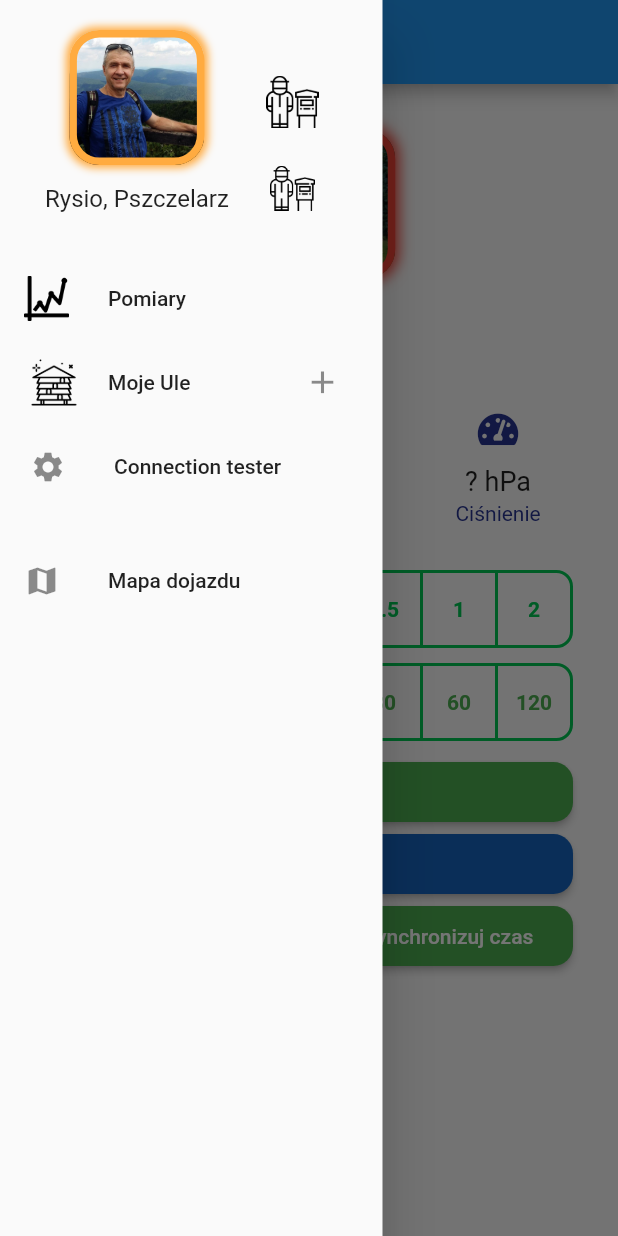
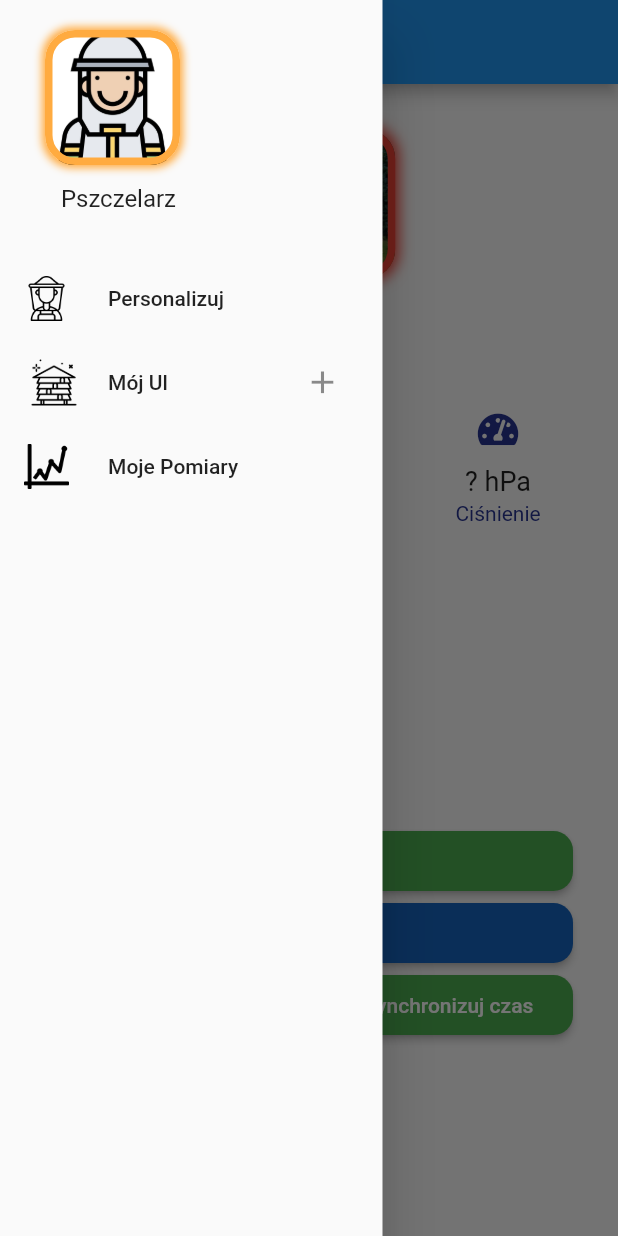
Before and after one commit to johnynov/forbee_flutter, a Flutter app: the screen it shows after launch, with the side drawer open, on a phone screen of 412 x 824 dp. Run offline on Flutter 3.47's test engine with Material 2 defaults, Android fonts, the phone set to English and light mode, and no system bars; our stand-ins replace charts_flutter, connectivity, font_awesome_flutter, google_maps_flutter, moor, moor_flutter and 1 more; accounts and stored records are empty; generated files the repository leaves out were written again; statements that could not run were skipped.

Commit message:
Thesis app version

```diff
--- a/lib/chart.dart
+++ b/lib/chart.dart
@@ -85,7 +85,7 @@ Future<String> syncTime() async {
 
   http.Response response = await http.post(u);
   if (response.statusCode == 200) {
-    return "Ok zajebiście";
+    return "Czas zsynchronizowany";
   } else {
     throw Exception('Failed to make get request');
     return "null";
@@ -171,7 +171,7 @@ class _ChartScreenState extends State<ChartScreen> {
                   style: TextStyle(color: Colors.black, fontSize: 15)),
             ),
             Container(
-                margin: EdgeInsets.only(top: 20),
+                margin: EdgeInsets.only(top: 20, bottom: 200),
                 child: Row(
                     mainAxisAlignment: MainAxisAlignment.spaceEvenly,
                     children: [
@@ -211,109 +211,6 @@ class _ChartScreenState extends State<ChartScreen> {
                       //   ],
                       // ),
                     ])),
-            Container(
-                margin: EdgeInsets.only(top: 30, right: 30, left: 30),
-                child: Row(
-                    mainAxisAlignment: MainAxisAlignment.spaceBetween,
-                    children: [
-                      Column(children: [
-                        Icon(Icons.timer, color: Colors.yellow[700], size: 30),
-                        Text('czuwanie',
-                            style: TextStyle(fontSize: 14, height: 1)),
-                      ]),
-                      Column(
-                        children: [
-                          ToggleButtons(
-                              children: [
-                                Text('0.5',
-                                    style: TextStyle(
-                                        fontSize: 14,
-                                        fontWeight: FontWeight.bold)),
-                                Text('1',
-                                    style: TextStyle(
-                                        fontSize: 14,
-                                        fontWeight: FontWeight.bold)),
-                                Text('2',
-                                    style: TextStyle(
-                                        fontSize: 14,
-                                        fontWeight: FontWeight.bold))
-                              ],
-                              color: Colors.greenAccent[700],
-                              isSelected: _selections1,
-                              borderRadius: BorderRadius.circular(10),
-                              borderWidth: 2,
-                              borderColor: Colors.greenAccent[700],
-                              selectedBorderColor: Colors.greenAccent[700],
-                              fillColor: Colors.greenAccent[700],
-                              selectedColor: Colors.white,
-                              onPressed: (int index) {
-                                setState(() {
-                                  for (int indexBtn = 0;
-                                      indexBtn < _selections1.length;
-                                      indexBtn++) {
-                                    if (indexBtn == index) {
-                                      _selections1[indexBtn] = true;
-                                    } else {
-                                      _selections1[indexBtn] = false;
-                                    }
-                                  }
-                                });
-                              })
-                        ],
-                      ),
-                    ])),
-            Container(
-              margin: EdgeInsets.only(top: 10, right: 30, left: 30, bottom: 10),
-              child: Row(
-                  mainAxisAlignment: MainAxisAlignment.spaceBetween,
-                  children: [
-                    Column(children: [
-                      FaIcon(FontAwesomeIcons.moon,
-                          color: Colors.yellow[700], size: 27),
-                      Text('uśpienie',
-                          style: TextStyle(fontSize: 14, height: 1)),
-                    ]),
-                    Column(children: [
-                      ToggleButtons(
-                          children: [
-                            Text('15',
-                                style: TextStyle(
-                                    fontSize: 14, fontWeight: FontWeight.bold)),
-                            Text('30',
-                                style: TextStyle(
-                                    fontSize: 14, fontWeight: FontWeight.bold)),
-                            Text('60',
-                                style: TextStyle(
-                                    fontSize: 14, fontWeight: FontWeight.bold)),
-                            Text('120',
-                                style: TextStyle(
-                                    fontSize: 14, fontWeight: FontWeight.bold))
-                          ],
-                          color: Colors.green,
-                          isSelected: _selections2,
-                          borderRadius: BorderRadius.circular(10),
-                          borderWidth: 2,
-                          borderColor: Colors.greenAccent[700],
-                          selectedBorderColor: Colors.greenAccent[700],
-                          fillColor: Colors.greenAccent[700],
-                          selectedColor: Colors.white,
-                          onPressed: (int index) {
-                            setState(() {
-                              for (int indexBtn = 0;
-                                  indexBtn < _selections2.length;
-                                  indexBtn++) {
-                                if (indexBtn == index) {
-                                  _selections2[indexBtn] = true;
-                                } else {
-                                  _selections2[indexBtn] = false;
-                                }
-                              }
-                            });
-                          })
-                    ]),
-                  ]),
-            ),
-
             Builder(
               builder: (context) {
                 return  ButtonTheme(
@@ -333,7 +230,7 @@ class _ChartScreenState extends State<ChartScreen> {
                           content: Row(children: [
                             Icon(Icons.access_time),
                             SizedBox(width: 20),
-                            Expanded(child: Text(((new DateTime.now()).millisecondsSinceEpoch / 1000).round().toString())),
+                            Expanded(child: Text('Pobrano pomiar')),
                             ]));
                         Scaffold.of(context).showSnackBar(snackBar);
                       },
--- a/lib/main.dart
+++ b/lib/main.dart
@@ -1,6 +1,6 @@
 import 'package:flutter/material.dart';
 import 'package:forbee/data/moor_database.dart';
-import 'package:forbee/test.dart';
+// import 'package:forbee/test.dart';
 import 'package:google_maps_flutter/google_maps_flutter.dart';
 import 'package:provider/provider.dart';
 import './chart.dart';
@@ -20,7 +20,7 @@ class MyApp extends StatelessWidget {
         routes: {
           '/home': (_) => MyHomePage(),
           '/charts': (_) => ChartScreen(),
-          '/mytest': (_) => myTest(),
+          // '/mytest': (_) => myTest(),
         },
       ),
       create: (BuildContext context) {},
--- a/lib/main_drawer.dart
+++ b/lib/main_drawer.dart
@@ -2,14 +2,16 @@ import 'dart:math';
 
 import 'package:charts_flutter/flutter.dart';
 import 'package:flutter/material.dart';
+import 'package:forbee/apiarist.dart';
 import 'package:forbee/main.dart';
-import 'package:forbee/test.dart';
+import 'apiarist.dart';
+// import 'package:forbee/test.dart';
 import './main.dart';
 import './chart.dart';
 
 class MainDrawer extends StatelessWidget {
   double size = 85;
-  var borderColor = Colors.orangeAccent;
+  var borderColor = Colors.orangeAccent[200];
   @override
   Widget build(BuildContext context) {
     return Container(
@@ -29,7 +31,7 @@ class MainDrawer extends StatelessWidget {
                     decoration: BoxDecoration(
                         color: borderColor,
                         image: const DecorationImage(
-                          image: AssetImage('assets/profilowe.jpg'),
+                          image: AssetImage('assets/apiarist4.jpg'),
                           fit: BoxFit.cover,
                         ),
                         border: Border.all(
@@ -46,51 +48,51 @@ class MainDrawer extends StatelessWidget {
                         ]),
                   ),
                   Container(
-                      child: Text('Rysio, Pszczelarz',
+                      child: Text(nUsername +  '  Pszczelarz',
                           style: TextStyle(height: 1, fontSize: 16)),
                       margin: EdgeInsets.only(left: 30, bottom: 30))
                 ],
               ),
-              Column(
-                children: <Widget>[
-                  Container(
-                    width: 35,
-                    height: 35,
-                    margin: EdgeInsets.only(left: 25, top: 30, bottom: 15),
-                    decoration: BoxDecoration(
-                      image: const DecorationImage(
-                        image: AssetImage('assets/beekeeper2.png'),
-                        fit: BoxFit.cover,
-                      ),
-                    ),
-                  ),
-                  Container(
-                    width: 30,
-                    height: 30,
-                    margin: EdgeInsets.only(left: 25, top: 10, bottom: 10),
-                    decoration: BoxDecoration(
-                      image: const DecorationImage(
-                        image: AssetImage('assets/beekeeper2.png'),
-                        fit: BoxFit.cover,
-                      ),
-                    ),
-                  )
-                ],
-              ),
+              // Column(
+              //   children: <Widget>[
+              //     Container(
+              //       width: 35,
+              //       height: 35,
+              //       margin: EdgeInsets.only(left: 25, top: 30, bottom: 15),
+              //       decoration: BoxDecoration(
+              //         image: const DecorationImage(
+              //           image: AssetImage('assets/beekeeper2.png'),
+              //           fit: BoxFit.cover,
+              //         ),
+              //       ),
+              //     ),
+              //     Container(
+              //       width: 30,
+              //       height: 30,
+              //       margin: EdgeInsets.only(left: 25, top: 10, bottom: 10),
+              //       decoration: BoxDecoration(
+              //         image: const DecorationImage(
+              //           image: AssetImage('assets/beekeeper2.png'),
+              //           fit: BoxFit.cover,
+              //         ),
+              //       ),
+              //     )
+              //   ],
+              // ),
             ]),
             ListTile(
-              leading: Image.asset('assets/line-chart.png',scale:1.0,height:30.0,width:30.0),
-              title: Text('Pomiary'),
+              leading: Image.asset('assets/beekeeper.png',scale:1.0,height:30.0,width:30.0),
+              title: Text('Personalizuj'),
               onTap: () {
                 Navigator.push(
                   context,
-                  MaterialPageRoute(builder: (context) => ChartScreen()),
+                  MaterialPageRoute(builder: (context) => Apiarist()),
                 );
               },
             ),
             ListTile(
               leading: Image.asset('assets/beehive.png',scale:1.0,height:40.0,width:40.0),
-              title: Text('Moje Ule'),
+              title: Text('Mój Ul'),
               trailing: IconButton( icon: Icon(Icons.add), iconSize: 25, onPressed: () {
                 Navigator.push(
                   context,
@@ -104,25 +106,35 @@ class MainDrawer extends StatelessWidget {
                 );
               },
             ),
-            ListTile(
-                leading: Icon(Icons.settings),
-                title: Text('Connection tester'),
-                contentPadding: EdgeInsets.only(left: 20, bottom: 20),
-                onTap: () {
-                  Navigator.push(
-                    context,
-                    MaterialPageRoute(builder: (context) => myTest()),
-                  );
-                }),
-            ListTile(
-                leading: Icon(Icons.map),
-                title: Text('Mapa dojazdu'),
-                onTap: () {
-                  Navigator.push(
-                    context,
-                    MaterialPageRoute(builder: (context) => MyHomePage()),
-                  );
-                }),
+             ListTile(
+              leading: Image.asset('assets/line-chart.png',scale:1.0,height:30.0,width:30.0),
+              title: Text('Moje Pomiary'),
+              onTap: () {
+                Navigator.push(
+                  context,
+                  MaterialPageRoute(builder: (context) => ChartScreen()),
+                );
+              },
+            ),
+            // ListTile(
+            //     leading: Icon(Icons.settings),
+            //     title: Text('Connection tester'),
+            //     contentPadding: EdgeInsets.only(left: 20, bottom: 20),
+            //     onTap: () {
+            //       Navigator.push(
+            //         context,
+            //         // MaterialPageRoute(builder: (context) => myTest()),
+            //       );
+            //     }),
+            // ListTile(
+            //     leading: Icon(Icons.map),
+            //     title: Text('Mapa dojazdu'),
+            //     onTap: () {
+            //       Navigator.push(
+            //         context,
+            //         MaterialPageRoute(builder: (context) => MyHomePage()),
+            //       );
+            //     }),
           ],
         ),
       )),
```
Also changed, not shown: lib/apiarist.dart (added, +73 -0 lines), lib/neumorphism.dart (deleted, +0 -52 lines), lib/test.dart (deleted, +0 -161 lines), assets/apiarist.png (added), assets/apiarist4.jpg (added), assets/apiarist4.png (added), assets/beekeeper.png (added), assets/beekeeper3.png (added), pubspec.lock.
